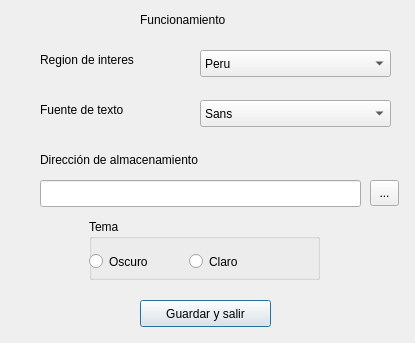
Old version of the form JcNewsProject/preferences.ui in the repository dev1d123/JcNews.
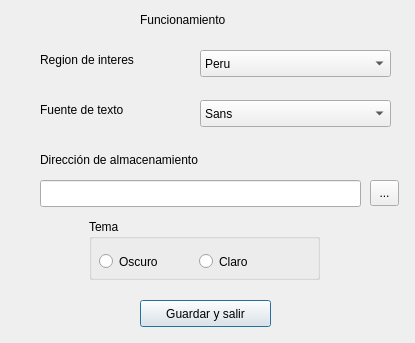
New version of the form.

Commit message: feature: global settings

The edit to the form file:
```diff
--- a/JcNewsProject/preferences.ui
+++ b/JcNewsProject/preferences.ui
@@ -133,7 +133,7 @@
    <widget class="QRadioButton" name="oscuroButton">
     <property name="geometry">
      <rect>
-      <x>0</x>
+      <x>10</x>
       <y>30</y>
       <width>111</width>
       <height>25</height>
@@ -146,7 +146,7 @@
    <widget class="QRadioButton" name="claroButton">
     <property name="geometry">
      <rect>
-      <x>100</x>
+      <x>110</x>
       <y>30</y>
       <width>111</width>
       <height>25</height>
```
Left out of the diff: 40 changed lines with no effect on the pictures. The commit also changes 2 other files.
